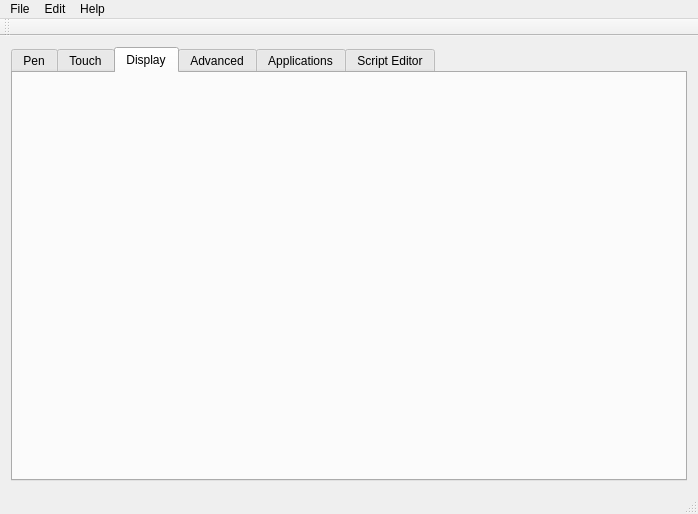
Qt form mainwindow.ui (bekroogle/Bamboozled) before a commit.
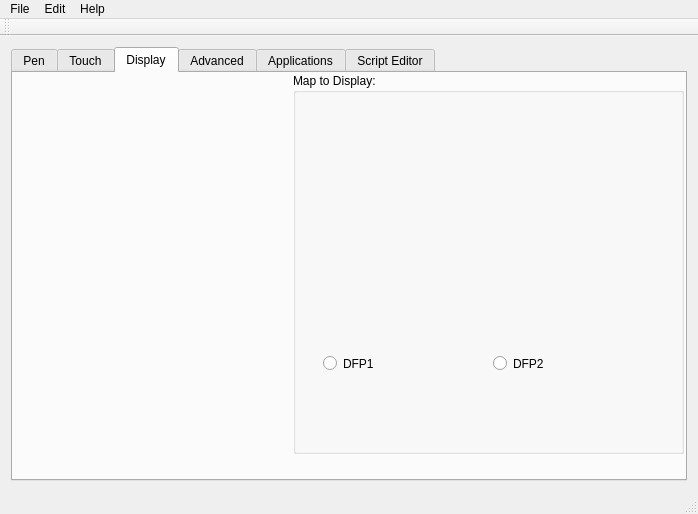
The same form after that commit. The open tabs and pages were chosen to show the change. Icons and pictures are not drawn.

```diff
--- a/mainwindow.ui
+++ b/mainwindow.ui
@@ -303,10 +303,10 @@
        <widget class="QLabel" name="label_3">
         <property name="geometry">
          <rect>
-          <x>440</x>
-          <y>10</y>
-          <width>231</width>
-          <height>351</height>
+          <x>270</x>
+          <y>40</y>
+          <width>391</width>
+          <height>231</height>
          </rect>
         </property>
         <property name="text">
@@ -319,6 +319,47 @@
          <bool>true</bool>
         </property>
        </widget>
+       <widget class="QGroupBox" name="groupBox">
+        <property name="geometry">
+         <rect>
+          <x>280</x>
+          <y>0</y>
+          <width>391</width>
+          <height>381</height>
+         </rect>
+        </property>
+        <property name="title">
+         <string>Map to Display:</string>
+        </property>
+        <widget class="QRadioButton" name="radioButton">
+         <property name="geometry">
+          <rect>
+           <x>30</x>
+           <y>280</y>
+           <width>105</width>
+           <height>21</height>
+          </rect>
+         </property>
+         <property name="text">
+          <string>DFP1</string>
+         </property>
+        </widget>
+        <widget class="QRadioButton" name="radioButton_2">
+         <property name="geometry">
+          <rect>
+           <x>200</x>
+           <y>280</y>
+           <width>105</width>
+           <height>21</height>
+          </rect>
+         </property>
+         <property name="text">
+          <string>DFP2</string>
+         </property>
+        </widget>
+       </widget>
+       <zorder>groupBox</zorder>
+       <zorder>label_3</zorder>
       </widget>
       <widget class="QWidget" name="advancedTab">
        <attribute name="title">
```
Left out of the diff: 4 changed lines with no effect on the pictures.
